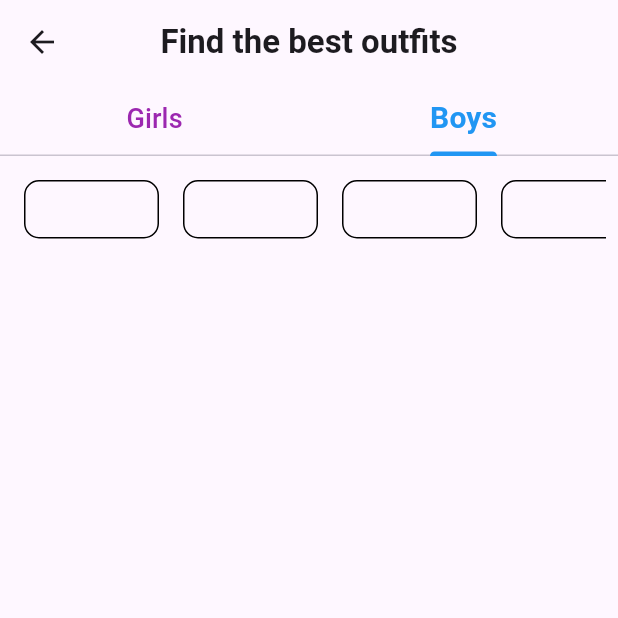
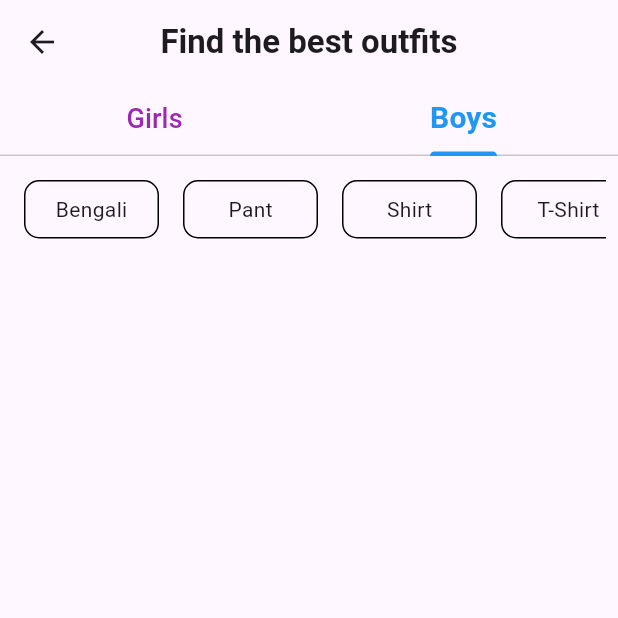
Before and after one commit to sohasara/E-Commerce-App, a Flutter app: the DressPage screen opened directly, tab 2 chosen, on a phone screen of 412 x 824 dp, the top half of it. Run offline on Flutter 3.47's test engine with Material 3 defaults, Android fonts, the phone set to English and light mode, and no system bars; our stand-ins replace flutter_riverpod.

Commit message:
add chips

```diff
--- a/lib/feature/presentation/pages/detailes_page/boys_dress.dart
+++ b/lib/feature/presentation/pages/detailes_page/boys_dress.dart
@@ -22,7 +22,9 @@ class BoysDress extends StatelessWidget {
                 scrollDirection: Axis.horizontal,
                 itemCount: boysCat.length,
                 itemBuilder: (context, index) {
-                  return ChipContainer();
+                  return ChipContainer(
+                    name: boysCat[index],
+                  );
                 }),
           )
         ],
--- a/lib/feature/presentation/widgets/chip_container.dart
+++ b/lib/feature/presentation/widgets/chip_container.dart
@@ -1,7 +1,11 @@
 import 'package:flutter/material.dart';
 
 class ChipContainer extends StatelessWidget {
-  const ChipContainer({super.key});
+  final String name;
+  const ChipContainer({
+    super.key,
+    required this.name,
+  });
 
   @override
   Widget build(BuildContext context) {
@@ -14,6 +18,9 @@ class ChipContainer extends StatelessWidget {
           border: Border.all(),
           borderRadius: BorderRadius.circular(10),
         ),
+        child: Center(
+          child: Text(name),
+        ),
       ),
     );
   }
```
